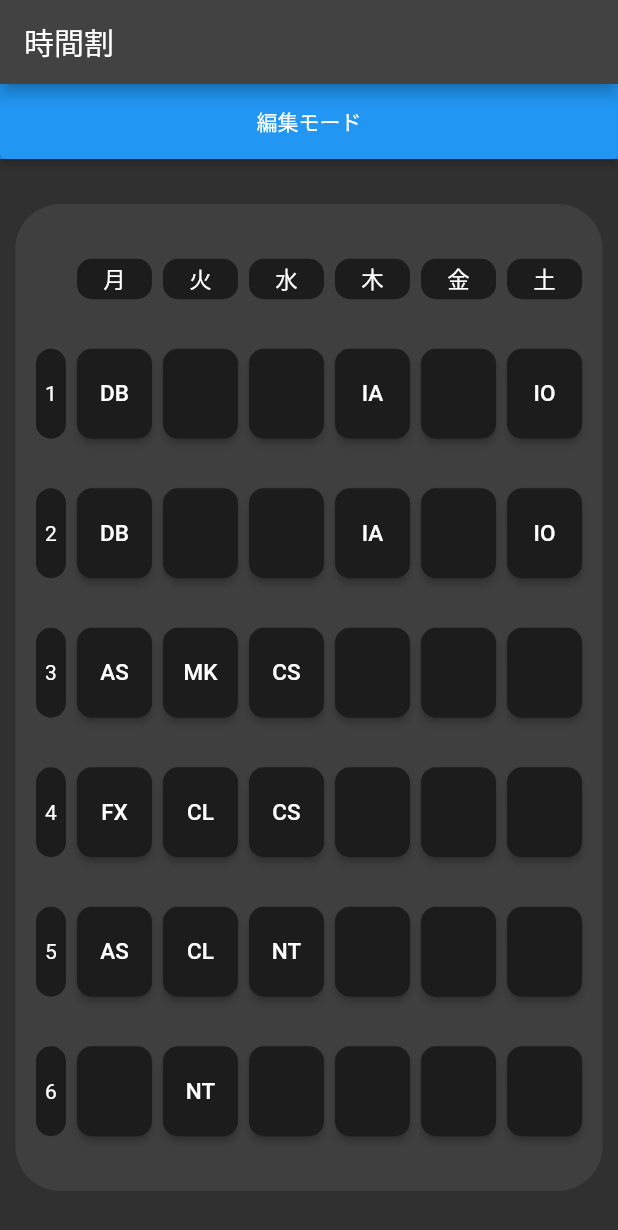
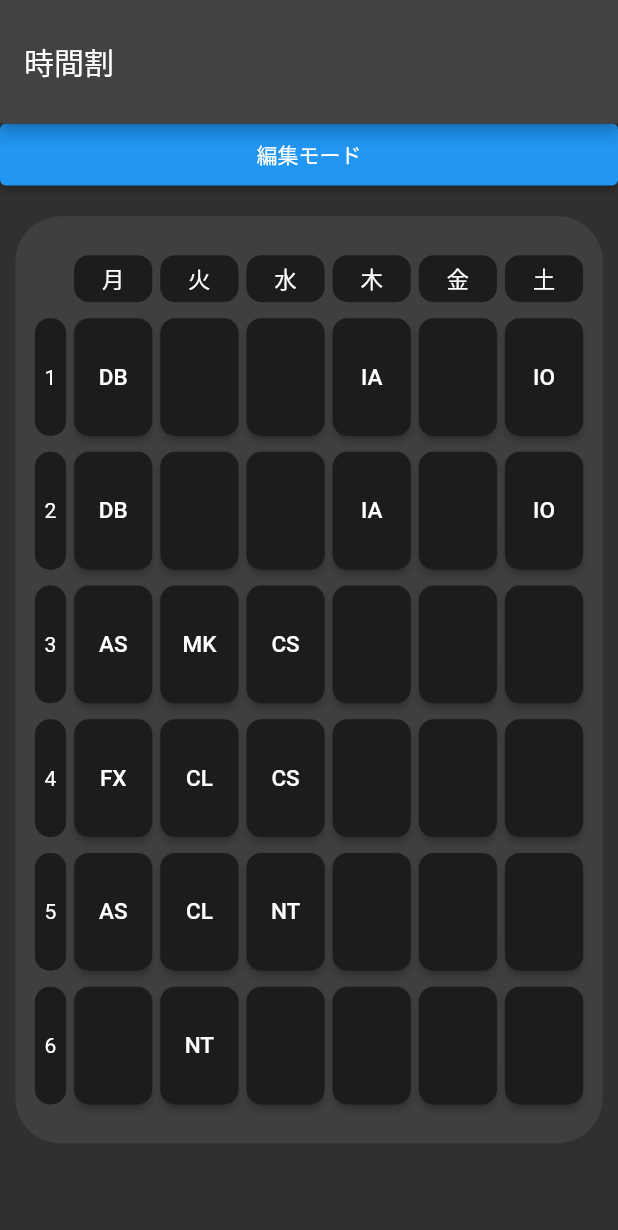
Before and after one commit to ohs-it2022/StudentSupport, a Flutter app: the screen it shows after launch, on a phone screen of 412 x 824 dp. Shown: the top 1230 px of the screen. Run offline on Flutter 3.47's test engine with Material 2 defaults, Android fonts, the phone set to English and light mode, and no system bars; our stand-ins replace auto_route, shared_preferences, table_calendar; missing offline and left inert: app_settings.

Commit message:
閲覧画面 相対値化

```diff
--- a/lib/src/sample.dart
+++ b/lib/src/sample.dart
@@ -67,9 +67,11 @@ class ScreenWidget extends StatelessWidget {
     // }else{
     //   _drawer = null;
     // }
+    var screenSize = MediaQuery.of(context).size;  // 画面のサイズを取得
     return Scaffold(
       appBar: AppBar(
         title: Text(titleTxt),
+        toolbarHeight: screenSize.height * 0.1
       ),
 
       // drawer: _drawer,
--- a/lib/src/screens/timeTable/TT_change.dart
+++ b/lib/src/screens/timeTable/TT_change.dart
@@ -153,7 +153,9 @@ class _TTChangePageState extends State<TTChangePage> {
               width: contentsWidth,
               alignment: Alignment.center,
               decoration: sectionDecoration,
-              padding: const EdgeInsets.fromLTRB(10, 20, 10, 20),
+              padding: const EdgeInsets.fromLTRB(0, 20, 0, 20),
+              child: SizedBox(
+                width: screenSize.width * 0.9,
                 child: Column(
                   mainAxisAlignment: MainAxisAlignment.spaceAround,
                   children: [
@@ -163,6 +165,7 @@ class _TTChangePageState extends State<TTChangePage> {
                     },
                   ]
                 ),
+              )
             )
           ),
         ],
--- a/lib/src/screens/timeTable/TT_sample.dart
+++ b/lib/src/screens/timeTable/TT_sample.dart
@@ -1,10 +1,10 @@
 import 'package:flutter/material.dart';
 import 'package:student_support/src/sample.dart';
 
-const double dayHeight = 27;  // 曜日の要素の高さ
-const double dayWidth = 50;   // 曜日の要素の横幅
-const double numHeight = 60;  // 時間の要素の高さ
-const double numWidth = 20;   // 時間の要素の横幅
+const double dayHeight = 0.038125;  // 曜日の要素の高さ
+const double dayWidth = 0.12656;   // 曜日の要素の横幅
+const double numHeight = 0.0953125;  // 時間の要素の高さ
+const double numWidth = 0.050625;   // 時間の要素の横幅
 
 final elemDecoration = BoxDecoration(
   color: bgColor1,
@@ -23,9 +23,10 @@ class DayElem extends StatelessWidget {
 
   @override
   Widget build(BuildContext context) {
+    var screenSize = MediaQuery.of(context).size;  // 画面のサイズを取得
     return Container(
-      height: dayHeight,
-      width: dayWidth,
+      height: screenSize.height * dayHeight,
+      width: screenSize.width * dayWidth,
       decoration: elemDecoration,
       child: Center(
         child: BasicText(text: txt, size: 15),
@@ -39,16 +40,17 @@ class WeekDay extends StatelessWidget {
 
   @override
   Widget build(BuildContext context) {
-    return const Row(
+    var screenSize = MediaQuery.of(context).size;  // 画面のサイズを取得
+    return Row(
       mainAxisAlignment: MainAxisAlignment.spaceAround,
       children: [
-        SizedBox(height: dayHeight, width: numWidth),
-        DayElem(txt: '月'),
-        DayElem(txt: '火'),
-        DayElem(txt: '水'),
-        DayElem(txt: '木'),
-        DayElem(txt: '金'),
-        DayElem(txt: '土'),   // 土曜日を表示するか、設定できるようにするかも
+        SizedBox(height: screenSize.height * dayHeight, width: screenSize.width * numWidth),
+        const DayElem(txt: '月'),
+        const DayElem(txt: '火'),
+        const DayElem(txt: '水'),
+        const DayElem(txt: '木'),
+        const DayElem(txt: '金'),
+        const DayElem(txt: '土'),   // 土曜日を表示するか、設定できるようにするかも
       ],
     );
   }
--- a/lib/src/screens/timeTable/timeTable.dart
+++ b/lib/src/screens/timeTable/timeTable.dart
@@ -56,21 +56,23 @@ class _TimeTablePageState extends State<TimeTablePage> {
       child: Column(
         children: [
           Container(
-            color: Colors.blue,
-            height: 50,
+            // color: Colors.blue,
+            height: screenSize.height * 0.05,
             width: screenSize.width,
             child: ElevatedButton(
               onPressed: () => Navigator.popAndPushNamed(context, "/edit"),
               child: Text("編集モード")
             ),
           ),
-          Expanded(
-            child: Container(
-              margin: const EdgeInsets.fromLTRB(0, 30, 0, 30),
-              width: contentsWidth,
-              alignment: Alignment.center,
-              decoration: sectionDecoration,
-              padding: const EdgeInsets.fromLTRB(10, 20, 10, 20),
+          Container(
+            margin: EdgeInsets.fromLTRB(0, screenSize.height * 0.025, 0, 0),
+            width: contentsWidth,
+            height: screenSize.height * 0.75,
+            alignment: Alignment.center,
+            decoration: sectionDecoration,
+            padding: EdgeInsets.fromLTRB(0, screenSize.height * 0.025, 0, screenSize.height * 0.025),
+            child: SizedBox(
+              width: screenSize.width * 0.9,
               child: Column(
                 mainAxisAlignment: MainAxisAlignment.spaceAround,
                 children: [
@@ -87,7 +89,7 @@ class _TimeTablePageState extends State<TimeTablePage> {
                   },
                 ],
               ),
-            ),
+            )
           ),
           // const BottomBar(selected: 2,)
         ],
@@ -107,9 +109,10 @@ class _TTNum extends StatelessWidget {
 
   @override
   Widget build(BuildContext context) {
+    var screenSize = MediaQuery.of(context).size;  // 画面のサイズを取得
     return Container(
-      height: numHeight,
-      width: numWidth,
+      height: screenSize.height * numHeight,
+      width: screenSize.width * numWidth,
       decoration: elemDecoration,
       child: Center(child: Text(txt))
     );
@@ -129,9 +132,10 @@ class _TTElem extends StatefulWidget {
 class __TTElemState extends State<_TTElem> {
   @override
   Widget build(BuildContext context) {
+    var screenSize = MediaQuery.of(context).size;  // 画面のサイズを取得
     return SizedBox(
-      height: numHeight,
-      width: dayWidth,
+      height: screenSize.height * numHeight,
+      width: screenSize.width * dayWidth,
       child: ElevatedButton(
         onPressed: () {
           showOverlayTT(context);
```
Lines whose indentation alone changed are shown as unchanged.
